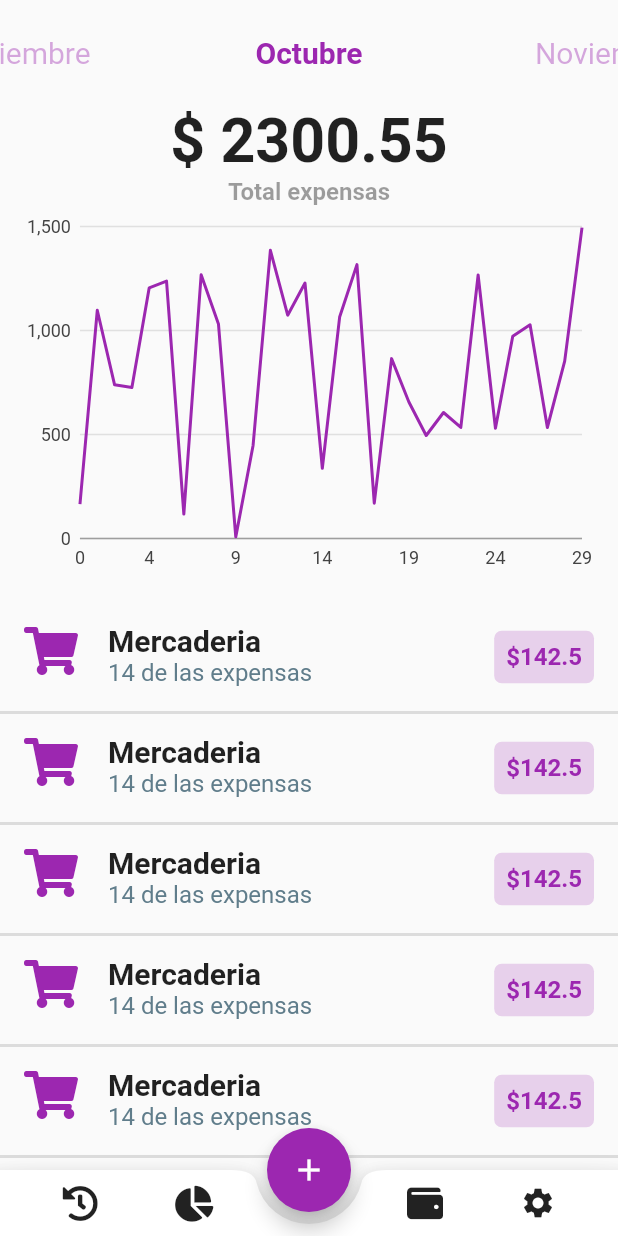
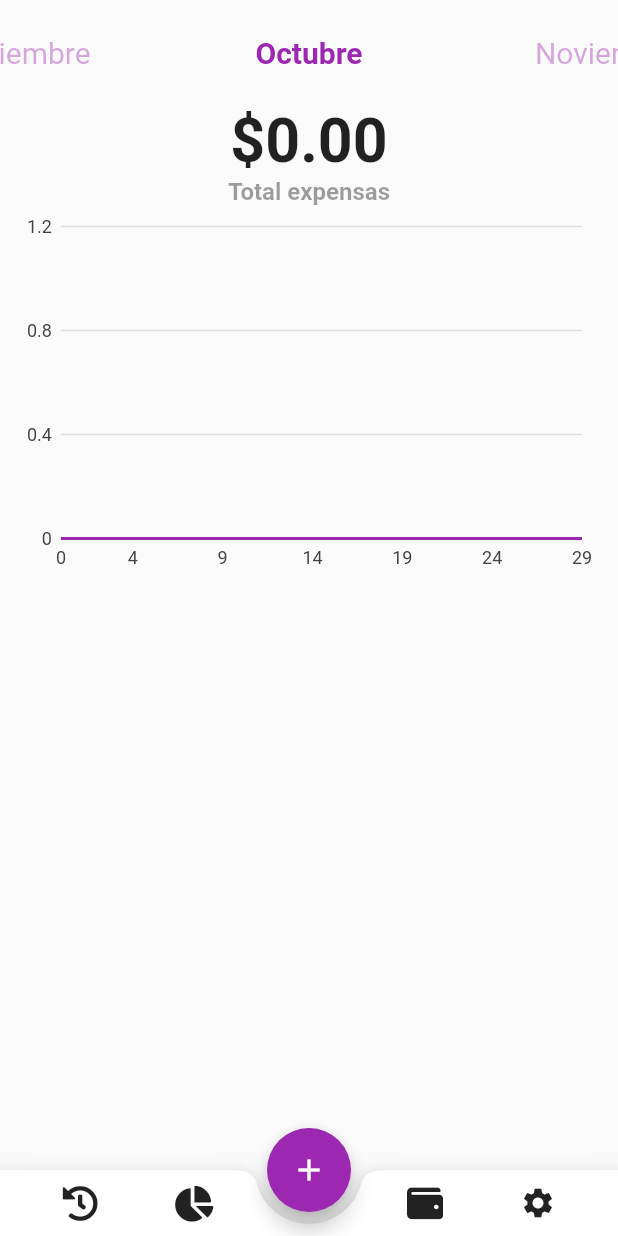
Before and after one commit to christianToscano96/Expense-Control, a Flutter app: the screen it shows after launch, on a phone screen of 412 x 824 dp. Run offline on Flutter 3.47's test engine with Material 2 defaults, Android fonts, the phone set to English and light mode, and no system bars; our stand-ins replace charts_flutter, cloud_firestore, font_awesome_flutter; accounts and stored records are empty.

```diff
--- a/lib/grafico.dart
+++ b/lib/graph.dart
@@ -4,21 +4,18 @@ import 'package:flutter/material.dart';
 import 'package:charts_flutter/flutter.dart';
 
 class GraphWidget extends StatefulWidget {
+
+  final List<double> data;
+
+  const GraphWidget({Key key, this.data}) : super(key: key);
+
+
   @override
   _GraphWidgetState createState() => _GraphWidgetState();
 }
 
 class _GraphWidgetState extends State<GraphWidget> {
-  var data;
 
-
-  @override
-  void initState() {
-    super.initState();
-
-    var r = Random();
-    data = List<double>.generate(30, (i) => r.nextDouble() * 1500);
-  }
 
   _onSelectionChanged(SelectionModel model) {
     final selectedDatum = model.selectedDatum;
@@ -56,7 +53,7 @@ class _GraphWidgetState extends State<GraphWidget> {
         colorFn: (_, __) => MaterialPalette.purple.shadeDefault,
         domainFn: (value, index) => index,
         measureFn: (value, _) => value,
-        data: data,
+        data: widget.data,
         strokeWidthPxFn: (_, __) => 4,
       )
     ];
--- a/lib/month_widget.dart
+++ b/lib/month_widget.dart
@@ -2,17 +2,37 @@ import 'package:flutter/material.dart';
 import 'package:font_awesome_flutter/font_awesome_flutter.dart';
 import 'package:cloud_firestore/cloud_firestore.dart';
 //pages
-import 'package:gastos/grafico.dart';
+import 'package:gastos/graph.dart';
 
 class MonthWidget extends StatefulWidget {
 
   final List<DocumentSnapshot> documents;
   final double total;
+  final List<double> perDay;
+  final Map<String, double> categories;
 
   MonthWidget({Key key, this.documents}) :
+        //get total
         total = documents.map((doc) => doc['value'])
           .fold(0.0, (a, b) => a + b),
+        //get the days
+        perDay = List.generate(30, (int index) {
+          return documents.where((doc) => doc['day'] == (index + 1))
+            .map((doc) => doc['value'])
+            .fold(0.0, (a, b) => a + b);
+        }),
+        //get categories and total
+        categories = documents.fold({}, (Map<String, double> map, document) {
+          if(!map.containsKey(document['category'])){
+            map[document['category']] = 0.0;
+          }
+
+          map[document['category']] += document['value'];
+          return map;
+        }),
         super(key: key);
+
+
 
   @override
   _MonthWidgetState createState() => _MonthWidgetState();
@@ -21,13 +41,15 @@ class MonthWidget extends StatefulWidget {
 class _MonthWidgetState extends State<MonthWidget> {
   @override
   Widget build(BuildContext context) {
+    print(widget.categories);
     return Expanded(
       child: Column(
        children: <Widget>[
+
           _expensas(),
-          _graficos(),
+          _grahp(),
           SizedBox(height: 15.0,),
-          _lista(),
+          _category(),
        ],
       ),
     );
@@ -37,7 +59,7 @@ class _MonthWidgetState extends State<MonthWidget> {
     Widget _expensas() {
       return Column(
         children: <Widget>[
-            Text("\$ 2300.55",
+            Text("\$${widget.total.toStringAsFixed(2)}",
               style: TextStyle(fontSize: 40.6,
               fontWeight: FontWeight.bold,
               ),
@@ -53,20 +75,26 @@ class _MonthWidgetState extends State<MonthWidget> {
     }
 
     //graficos
-    Widget _graficos() {
+    Widget _grahp() {
       return Container(
         padding: EdgeInsets.symmetric(horizontal: 10.0),
         height: 250.0,
-        child: GraphWidget()
+        child: GraphWidget(data: widget.perDay)
       );
     }
 
     //lista
-    Widget _lista() {
+    Widget _category() {
       return Expanded(
         child: ListView.separated(
-          itemCount: 15,
-          itemBuilder: (BuildContext context, int index ) =>_item(FontAwesomeIcons.shoppingCart, 'Mercaderia', 14, 142.50),
+          itemCount: widget.categories.keys.length,
+          itemBuilder: (BuildContext context, int index ){
+            //get categories and key
+            var key  = widget.categories.keys.elementAt(index);
+            var data = widget.categories[key];
+
+            return _item(FontAwesomeIcons.shoppingCart, key, 100 * data  ~/ widget.total, data);
+          },
           separatorBuilder: (BuildContext context, int index ) {
             return Container(
               color: Colors.black12,
```
